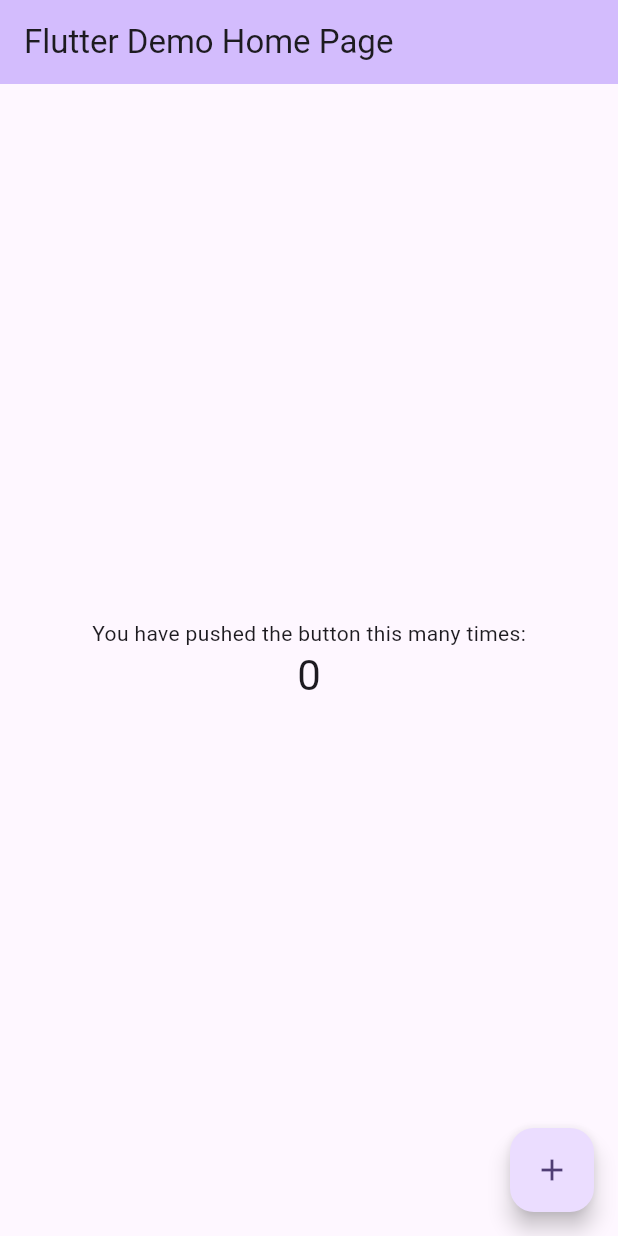
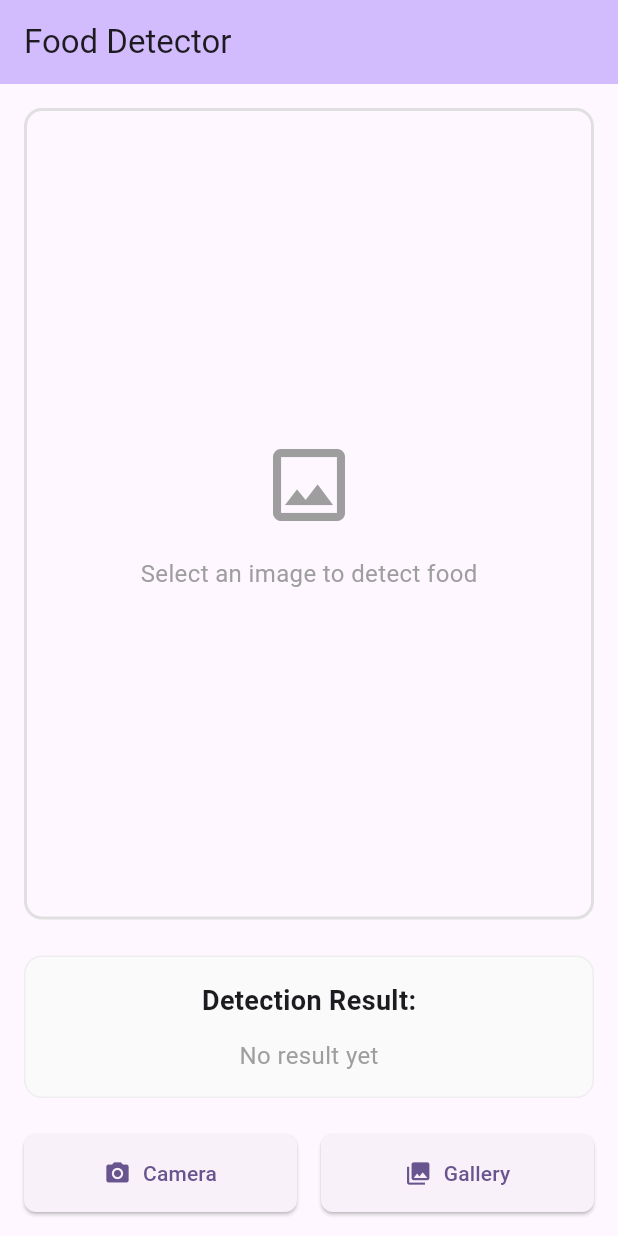
Before and after one commit to RibinMathewChalumattu/FoodExpiryTrackerFlutterFrontend, a Flutter app: the screen it shows after launch, on a phone screen of 412 x 824 dp. Run offline on Flutter 3.47's test engine with Material 3 defaults, Android fonts, the phone set to English and light mode, and no system bars; our stand-ins replace image_picker.

Commit message:
Add camera permission and implement mock food detection feature with image picker

```diff
--- a/food_expiry_tracker/lib/main.dart
+++ b/food_expiry_tracker/lib/main.dart
@@ -1,122 +1,311 @@
+import 'dart:convert';
+import 'dart:io';
 import 'package:flutter/material.dart';
+import 'package:image_picker/image_picker.dart';
+import 'package:http/http.dart' as http;
 
 void main() {
-  runApp(const MyApp());
+  runApp(const FoodDetectorApp());
 }
 
-class MyApp extends StatelessWidget {
-  const MyApp({super.key});
+class FoodDetectorApp extends StatelessWidget {
+  const FoodDetectorApp({super.key});
 
-  // This widget is the root of your application.
   @override
   Widget build(BuildContext context) {
     return MaterialApp(
-      title: 'Flutter Demo',
+      title: 'Food Detector',
       theme: ThemeData(
-        // This is the theme of your application.
-        //
-        // TRY THIS: Try running your application with "flutter run". You'll see
-        // the application has a purple toolbar. Then, without quitting the app,
-        // try changing the seedColor in the colorScheme below to Colors.green
-        // and then invoke "hot reload" (save your changes or press the "hot
-        // reload" button in a Flutter-supported IDE, or press "r" if you used
-        // the command line to start the app).
-        //
-        // Notice that the counter didn't reset back to zero; the application
-        // state is not lost during the reload. To reset the state, use hot
-        // restart instead.
-        //
-        // This works for code too, not just values: Most code changes can be
-        // tested with just a hot reload.
         colorScheme: ColorScheme.fromSeed(seedColor: Colors.deepPurple),
+        useMaterial3: true,
       ),
-      home: const MyHomePage(title: 'Flutter Demo Home Page'),
+      home: const FoodDetectorScreen(),
+      debugShowCheckedModeBanner: false,
     );
   }
 }
 
-class MyHomePage extends StatefulWidget {
-  const MyHomePage({super.key, required this.title});
-
-  // This widget is the home page of your application. It is stateful, meaning
-  // that it has a State object (defined below) that contains fields that affect
-  // how it looks.
-
-  // This class is the configuration for the state. It holds the values (in this
-  // case the title) provided by the parent (in this case the App widget) and
-  // used by the build method of the State. Fields in a Widget subclass are
-  // always marked "final".
-
-  final String title;
+class FoodDetectorScreen extends StatefulWidget {
+  const FoodDetectorScreen({super.key});
 
   @override
-  State<MyHomePage> createState() => _MyHomePageState();
+  State<FoodDetectorScreen> createState() => _FoodDetectorScreenState();
 }
 
-class _MyHomePageState extends State<MyHomePage> {
-  int _counter = 0;
+class _FoodDetectorScreenState extends State<FoodDetectorScreen> {
+  final ImagePicker _picker = ImagePicker();
+  File? _selectedImage;
+  String? _detectedFood;
+  bool _isLoading = false;
+  String? _errorMessage;
 
-  void _incrementCounter() {
+  // API Configuration
+  static const String _baseUrl = 'http://10.0.2.2:8000'; // Android emulator
+  // Use 'http://localhost:8000' for iOS simulator
+  // Use your actual server IP for physical devices
+
+  Future<void> _pickImage(ImageSource source) async {
+    try {
+      final XFile? image = await _picker.pickImage(
+        source: source,
+        maxWidth: 800,
+        maxHeight: 800,
+        imageQuality: 85,
+      );
+
+      if (image != null) {
+        setState(() {
+          _selectedImage = File(image.path);
+          _detectedFood = null;
+          _errorMessage = null;
+        });
+        await _detectFood();
+      }
+    } catch (e) {
+      _showError('Failed to pick image: $e');
+    }
+  }
+
+  Future<void> _detectFood() async {
+    if (_selectedImage == null) return;
+
     setState(() {
-      // This call to setState tells the Flutter framework that something has
-      // changed in this State, which causes it to rerun the build method below
-      // so that the display can reflect the updated values. If we changed
-      // _counter without calling setState(), then the build method would not be
-      // called again, and so nothing would appear to happen.
-      _counter++;
+      _isLoading = true;
+      _errorMessage = null;
+    });
+
+    try {
+      final request = http.MultipartRequest(
+        'POST',
+        Uri.parse('$_baseUrl/detect-food'),
+      );
+
+      request.files.add(
+        await http.MultipartFile.fromPath('file', _selectedImage!.path),
+      );
+
+      final streamedResponse = await request.send();
+      final response = await http.Response.fromStream(streamedResponse);
+
+      if (response.statusCode == 200) {
+        final jsonData = json.decode(response.body);
+        final primaryFood = jsonData['primary_food'] as String?;
+
+        setState(() {
+          _detectedFood = primaryFood ?? 'No food detected';
+        });
+      } else {
+        _showError('Server error: ${response.statusCode}');
+      }
+    } catch (e) {
+      _showError('Failed to detect food: $e');
+    } finally {
+      setState(() {
+        _isLoading = false;
+      });
+    }
+  }
+
+  void _showError(String message) {
+    setState(() {
+      _errorMessage = message;
+    });
+
+    ScaffoldMessenger.of(context).showSnackBar(
+      SnackBar(
+        content: Text(message),
+        backgroundColor: Colors.red,
+        duration: const Duration(seconds: 3),
+      ),
+    );
+  }
+
+  void _resetApp() {
+    setState(() {
+      _selectedImage = null;
+      _detectedFood = null;
+      _errorMessage = null;
     });
   }
 
   @override
   Widget build(BuildContext context) {
-    // This method is rerun every time setState is called, for instance as done
-    // by the _incrementCounter method above.
-    //
-    // The Flutter framework has been optimized to make rerunning build methods
-    // fast, so that you can just rebuild anything that needs updating rather
-    // than having to individually change instances of widgets.
     return Scaffold(
       appBar: AppBar(
-        // TRY THIS: Try changing the color here to a specific color (to
-        // Colors.amber, perhaps?) and trigger a hot reload to see the AppBar
-        // change color while the other colors stay the same.
+        title: const Text('Food Detector'),
         backgroundColor: Theme.of(context).colorScheme.inversePrimary,
-        // Here we take the value from the MyHomePage object that was created by
-        // the App.build method, and use it to set our appbar title.
-        title: Text(widget.title),
+        actions: [
+          if (_selectedImage != null)
+            IconButton(
+              onPressed: _resetApp,
+              icon: const Icon(Icons.refresh),
+              tooltip: 'Reset',
+            ),
+        ],
       ),
-      body: Center(
-        // Center is a layout widget. It takes a single child and positions it
-        // in the middle of the parent.
+      body: Padding(
+        padding: const EdgeInsets.all(16.0),
         child: Column(
-          // Column is also a layout widget. It takes a list of children and
-          // arranges them vertically. By default, it sizes itself to fit its
-          // children horizontally, and tries to be as tall as its parent.
-          //
-          // Column has various properties to control how it sizes itself and
-          // how it positions its children. Here we use mainAxisAlignment to
-          // center the children vertically; the main axis here is the vertical
-          // axis because Columns are vertical (the cross axis would be
-          // horizontal).
-          //
-          // TRY THIS: Invoke "debug painting" (choose the "Toggle Debug Paint"
-          // action in the IDE, or press "p" in the console), to see the
-          // wireframe for each widget.
-          mainAxisAlignment: MainAxisAlignment.center,
-          children: <Widget>[
-            const Text('You have pushed the button this many times:'),
-            Text(
-              '$_counter',
-              style: Theme.of(context).textTheme.headlineMedium,
+          crossAxisAlignment: CrossAxisAlignment.stretch,
+          children: [
+            // Image Display Section
+            Expanded(
+              flex: 3,
+              child: Container(
+                decoration: BoxDecoration(
+                  border: Border.all(color: Colors.grey.shade300, width: 2),
+                  borderRadius: BorderRadius.circular(12),
+                ),
+                child: _selectedImage != null
+                    ? ClipRRect(
+                        borderRadius: BorderRadius.circular(10),
+                        child: Image.file(
+                          _selectedImage!,
+                          fit: BoxFit.cover,
+                          width: double.infinity,
+                        ),
+                      )
+                    : const Center(
+                        child: Column(
+                          mainAxisAlignment: MainAxisAlignment.center,
+                          children: [
+                            Icon(
+                              Icons.image_outlined,
+                              size: 64,
+                              color: Colors.grey,
+                            ),
+                            SizedBox(height: 16),
+                            Text(
+                              'Select an image to detect food',
+                              style: TextStyle(
+                                fontSize: 16,
+                                color: Colors.grey,
+                              ),
+                            ),
+                          ],
+                        ),
+                      ),
+              ),
+            ),
+
+            const SizedBox(height: 24),
+
+            // Result Section
+            Container(
+              padding: const EdgeInsets.all(16),
+              decoration: BoxDecoration(
+                color: Colors.grey.shade50,
+                borderRadius: BorderRadius.circular(12),
+                border: Border.all(color: Colors.grey.shade200),
+              ),
+              child: Column(
+                children: [
+                  const Text(
+                    'Detection Result:',
+                    style: TextStyle(
+                      fontSize: 18,
+                      fontWeight: FontWeight.bold,
+                    ),
+                  ),
+                  const SizedBox(height: 12),
+                  if (_isLoading)
+                    const Column(
+                      children: [
+                        CircularProgressIndicator(),
+                        SizedBox(height: 8),
+                        Text('Analyzing image...'),
+                      ],
+                    )
+                  else if (_detectedFood != null)
+                    Container(
+                      padding: const EdgeInsets.symmetric(
+                        horizontal: 16,
+                        vertical: 12,
+                      ),
+                      decoration: BoxDecoration(
+                        color: Colors.green.shade100,
+                        borderRadius: BorderRadius.circular(8),
+                        border: Border.all(color: Colors.green.shade300),
+                      ),
+                      child: Text(
+                        _detectedFood!,
+                        style: TextStyle(
+                          fontSize: 20,
+                          fontWeight: FontWeight.bold,
+                          color: Colors.green.shade800,
+                        ),
+                        textAlign: TextAlign.center,
+                      ),
+                    )
+                  else if (_errorMessage != null)
+                    Container(
+                      padding: const EdgeInsets.symmetric(
+                        horizontal: 16,
+                        vertical: 12,
+                      ),
+                      decoration: BoxDecoration(
+                        color: Colors.red.shade100,
+                        borderRadius: BorderRadius.circular(8),
+                        border: Border.all(color: Colors.red.shade300),
+                      ),
+                      child: Text(
+                        _errorMessage!,
+                        style: TextStyle(
+                          fontSize: 16,
+                          color: Colors.red.shade800,
+                        ),
+                        textAlign: TextAlign.center,
+                      ),
+                    )
+                  else
+                    const Text(
+                      'No result yet',
+                      style: TextStyle(
+                        fontSize: 16,
+                        color: Colors.grey,
+                      ),
+                    ),
+                ],
+              ),
+            ),
+
+            const SizedBox(height: 24),
+
+            // Action Buttons
+            Row(
+              children: [
+                Expanded(
+                  child: ElevatedButton.icon(
+                    onPressed: _isLoading ? null : () => _pickImage(ImageSource.camera),
+                    icon: const Icon(Icons.camera_alt),
+                    label: const Text('Camera'),
+                    style: ElevatedButton.styleFrom(
+                      padding: const EdgeInsets.symmetric(vertical: 16),
+                      shape: RoundedRectangleBorder(
+                        borderRadius: BorderRadius.circular(8),
+                      ),
+                    ),
+                  ),
+                ),
+                const SizedBox(width: 16),
+                Expanded(
+                  child: ElevatedButton.icon(
+                    onPressed: _isLoading ? null : () => _pickImage(ImageSource.gallery),
+                    icon: const Icon(Icons.photo_library),
+                    label: const Text('Gallery'),
+                    style: ElevatedButton.styleFrom(
+                      padding: const EdgeInsets.symmetric(vertical: 16),
+                      shape: RoundedRectangleBorder(
+                        borderRadius: BorderRadius.circular(8),
+                      ),
+                    ),
+                  ),
+                ),
+              ],
             ),
           ],
         ),
       ),
-      floatingActionButton: FloatingActionButton(
-        onPressed: _incrementCounter,
-        tooltip: 'Increment',
-        child: const Icon(Icons.add),
-      ), // This trailing comma makes auto-formatting nicer for build methods.
     );
   }
 }
--- /dev/null
+++ b/food_expiry_tracker/lib/services/food_recognition_service.dart
@@ -0,0 +1,34 @@
+import 'dart:io';
+import 'dart:math';
+
+class FoodRecognitionService {
+  // Mock API call: simulate upload and response
+  Future<String> recognizeFood(File imageFile) async {
+    // Simulate network delay
+    await Future.delayed(const Duration(seconds: 2));
+
+    // Very simple "mock" heuristics based on file size/name or random pick
+    final size = await imageFile.length();
+    final nameLower = imageFile.path.toLowerCase();
+    if (nameLower.contains('apple')) return 'Apple';
+    if (nameLower.contains('banana')) return 'Banana';
+    if (size % 3 == 0) return 'Pizza';
+    if (size % 3 == 1) return 'Salad';
+    // fallback random picks
+    final options = ['Burger', 'Sushi', 'Pasta', 'Salad'];
+    return options[Random().nextInt(options.length)];
+  }
+
+  // Example of how a real upload might look (not used by the mock above)
+  // Future<String> recognizeFoodViaHttp(File imageFile, Uri endpoint) async {
+  //   final request = http.MultipartRequest('POST', endpoint);
+  //   request.files.add(await http.MultipartFile.fromPath('image', imageFile.path));
+  //   final streamedResp = await request.send();
+  //   final resp = await http.Response.fromStream(streamedResp);
+  //   if (resp.statusCode == 200) {
+  //     return resp.body; // parse JSON in a real implementation
+  //   } else {
+  //     throw Exception('Server error: ${resp.statusCode}');
+  //   }
+  // }
+}
--- a/food_expiry_tracker/pubspec.yaml
+++ b/food_expiry_tracker/pubspec.yaml
@@ -34,6 +34,8 @@ dependencies:
   # The following adds the Cupertino Icons font to your application.
   # Use with the CupertinoIcons class for iOS style icons.
   cupertino_icons: ^1.0.8
+  image_picker: ^0.8.7+4
+  http: ^0.13.6
 
 dev_dependencies:
   flutter_test:
```
Also changed, not shown: 1 other file.
